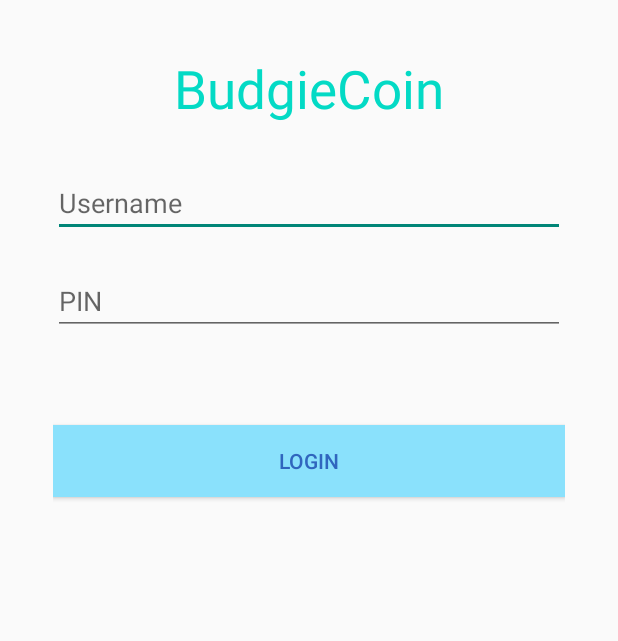
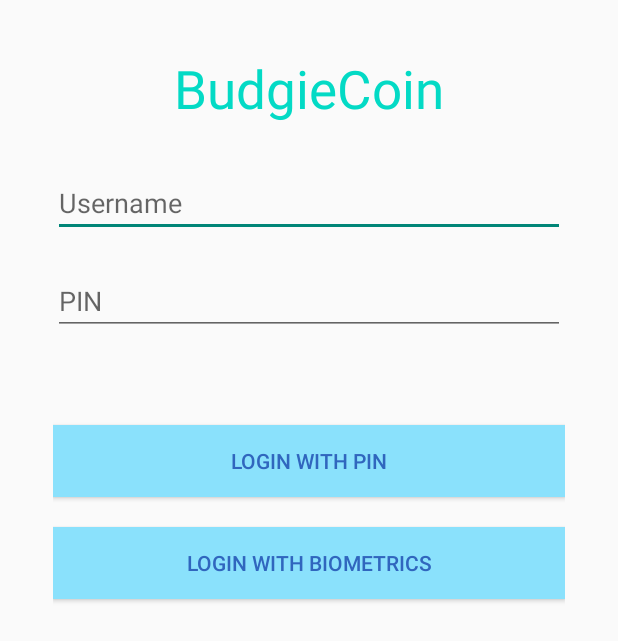
Before and after one commit to MichaelDuToit/SD6501_BudgieCoin_Project, an Android app: the screen it shows after launch (LoginActivity), on a phone screen of 412 x 824 dp. Shown: the top 641 px of the screen. Run offline under Robolectric (Android 15) with nearby library versions, the phone set to English and light mode, and no system bars.

Commit message:
Implemented Biometric Authentication on the LoginActivity

```diff
--- a/app/build.gradle
+++ b/app/build.gradle
@@ -36,6 +36,7 @@ dependencies {
     implementation 'androidx.navigation:navigation-runtime:2.2.2'
     implementation 'com.google.android.material:material:1.3.0-alpha03'
     implementation 'androidx.preference:preference:1.1.1'
+    implementation 'androidx.biometric:biometric:1.1.0-alpha02'
     testImplementation 'junit:junit:4.+'
     androidTestImplementation 'androidx.test.ext:junit:1.1.2'
     androidTestImplementation 'androidx.test.espresso:espresso-core:3.3.0'
--- a/app/src/main/java/com/example/sd6501_budgiecoin_project/LoginActivity.java
+++ b/app/src/main/java/com/example/sd6501_budgiecoin_project/LoginActivity.java
@@ -1,6 +1,10 @@
 package com.example.sd6501_budgiecoin_project;
 
+import androidx.annotation.NonNull;
 import androidx.appcompat.app.AppCompatActivity;
+import androidx.biometric.BiometricManager;
+import androidx.biometric.BiometricPrompt;
+import androidx.core.content.ContextCompat;
 
 import android.content.Intent;
 import android.os.Build;
@@ -10,29 +14,79 @@ import android.view.View;
 import android.widget.EditText;
 import android.widget.TextView;
 
+import java.util.concurrent.Executor;
+
+
 public class LoginActivity extends AppCompatActivity {
 
     EditText userInput, pinInput;
     TextView errorMsg;
     String user = "admin", pin = "4321";
-
+    private Executor executor;
+    private BiometricPrompt biometricPrompt;
+    private BiometricPrompt.PromptInfo biometricPromptInfo;
 
     @Override
     protected void onCreate(Bundle savedInstanceState) {
         super.onCreate(savedInstanceState);
         setContentView(R.layout.activity_login);
 
+        // Assign layout fields to variables
         userInput = findViewById(R.id.loginUsername);
         pinInput = findViewById(R.id.loginPin);
         errorMsg = findViewById(R.id.loginError);
+
+        // Configure Biometric Login Prompts and methods
+        executor = ContextCompat.getMainExecutor(this);
+        biometricPrompt = new BiometricPrompt(LoginActivity.this, executor, new BiometricPrompt.AuthenticationCallback() {
+            // Override onAuthenticationError method
+            @Override
+            public void onAuthenticationError(int errorCode, @NonNull CharSequence errString) {
+                super.onAuthenticationError(errorCode, errString);
+            }
+            // Override onAuthenticationSucceeded method. If Authentication succeeds, invoke
+            // goToMainActivity method to change to home screen.
+            @Override
+            public void onAuthenticationSucceeded(@NonNull BiometricPrompt.AuthenticationResult result) {
+                super.onAuthenticationSucceeded(result);
+                if(BiometricManager.BIOMETRIC_SUCCESS == 0){
+                    goToMainActivity();
+                }
+            }
+            // Override on onAuthenticationFailed method
+            @Override
+            public void onAuthenticationFailed() {
+                super.onAuthenticationFailed();
+            }
+        });
+
+        // Use to BiometricPrompt builder to create the Android Biometric login prompt
+        biometricPromptInfo = new BiometricPrompt.PromptInfo.Builder()
+                .setTitle("Biometric Login")            // These strings had to be hardcoded as
+                .setSubtitle("Login with Biometrics")   // running the app with R.string references
+                .setNegativeButtonText("Cancel")        // kept failing.
+                .build();
     }
 
-    public void authenticateUser(){
-        if(userInput.getText().toString().equals(user)){
-            if(pinInput.getText().toString().equals(pin)){
-                startActivity(new Intent(this, MainActivity.class));
-            }
-            else {
+    // If the user clicks the Login with Pin btn, call the pinLoginAuthentication method.
+    public void pinLoginBtn(View v){
+        pinLoginAuthentication();
+    }
+
+    // If the user clicks the Login with Biometrics, call the biometricPrompt to handle
+    // the authentication.
+    public void biometricLoginBtn(View v){
+        biometricPrompt.authenticate(biometricPromptInfo);
+    }
+
+    // If the user attempts to login using username and password, check their details
+    // and authenticate them.
+    public void pinLoginAuthentication(){
+        if (userInput.getText().toString().equals(user)) {
+            if (pinInput.getText().toString().equals(pin)) {
+                // If both the username and password are correct, call the goToMainActivity method.
+                goToMainActivity();
+            } else {
                 errorMsg.setText(R.string.loginPinIncorrect);
             }
         } else {
@@ -40,10 +94,22 @@ public class LoginActivity extends AppCompatActivity {
         }
     }
 
-    public void loginBtn(View v){
-        authenticateUser();
+    // General purpose method to hold the intent call to go to the MainActivity class.
+    public void goToMainActivity(){
+        startActivity(new Intent(this, MainActivity.class));
     }
 
+    // If the user clicks the Enter tick key on the keyboard, attempt to
+    // login using the Pin Login authentication.
+    @Override
+    public boolean onKeyUp(int keyCode, KeyEvent event) {
+        if(keyCode == KeyEvent.KEYCODE_ENTER){
+            pinLoginAuthentication();
+        }
+        return super.onKeyUp(keyCode, event);
+    }
+
+    // Override the onBackPressed method to close the application.
     @Override
     public void onBackPressed() {
         if (Build.VERSION.SDK_INT >= Build.VERSION_CODES.JELLY_BEAN) {
@@ -52,14 +118,4 @@ public class LoginActivity extends AppCompatActivity {
             super.onBackPressed();
         }
     }
-
-    // If the user clicks the enter key on the keyboard, attempt to login
-
-    @Override
-    public boolean onKeyUp(int keyCode, KeyEvent event) {
-        if(keyCode == KeyEvent.KEYCODE_ENTER){
-            authenticateUser();
-        }
-        return super.onKeyUp(keyCode, event);
-    }
 }
--- a/app/src/main/res/layout/activity_login.xml
+++ b/app/src/main/res/layout/activity_login.xml
@@ -44,19 +44,24 @@
         />
 
     <Button
-        android:id="@+id/loginBtn"
+        android:id="@+id/pinLoginBtn"
         android:layout_height="wrap_content"
         android:layout_width="match_parent"
-        android:text="@string/Login"
+        android:text="@string/pinLogin"
         android:layout_marginTop="15dp"
         android:background="@color/budgieAqua"
         android:textColor="@color/budgieBlue"
-        android:onClick="loginBtn"
+        android:onClick="pinLoginBtn"
         />
 
-
-
-
-
-
+    <Button
+        android:id="@+id/biometricLoginBtn"
+        android:layout_width="match_parent"
+        android:layout_height="wrap_content"
+        android:text="@string/biometricLogin"
+        android:layout_marginTop="20dp"
+        android:background="@color/budgieAqua"
+        android:textColor="@color/budgieBlue"
+        android:onClick="biometricLoginBtn"
+        />
 </LinearLayout>
--- a/app/src/main/res/values/strings.xml
+++ b/app/src/main/res/values/strings.xml
@@ -16,11 +16,15 @@
     <string name="ViewTransactions">View Transactions</string>
     <string name="Settings">Settings</string>
     <string name="Logout">Logout</string>
-    <string name="Login">Login</string>
+
+    <!-- Button Strings -->
+    <string name="pinLogin">Login with Pin</string>
+    <string name="biometricLogin">Login with Biometrics</string>
 
     <!-- Login Messages -->
     <string name="loginPinIncorrect">Incorrect Pin Number!</string>
     <string name="loginUsernameIncorrect">Incorrect Username!</string>
+
     <!-- Hint Strings -->
     <string name="transactionName">Transaction Name</string>
     <string name="valueFloat">0.0</string>
```
Also changed, not shown: app/src/main/java/com/example/sd6501_budgiecoin_project/BiometricUtilies.java (deleted, +0 -34 lines).
